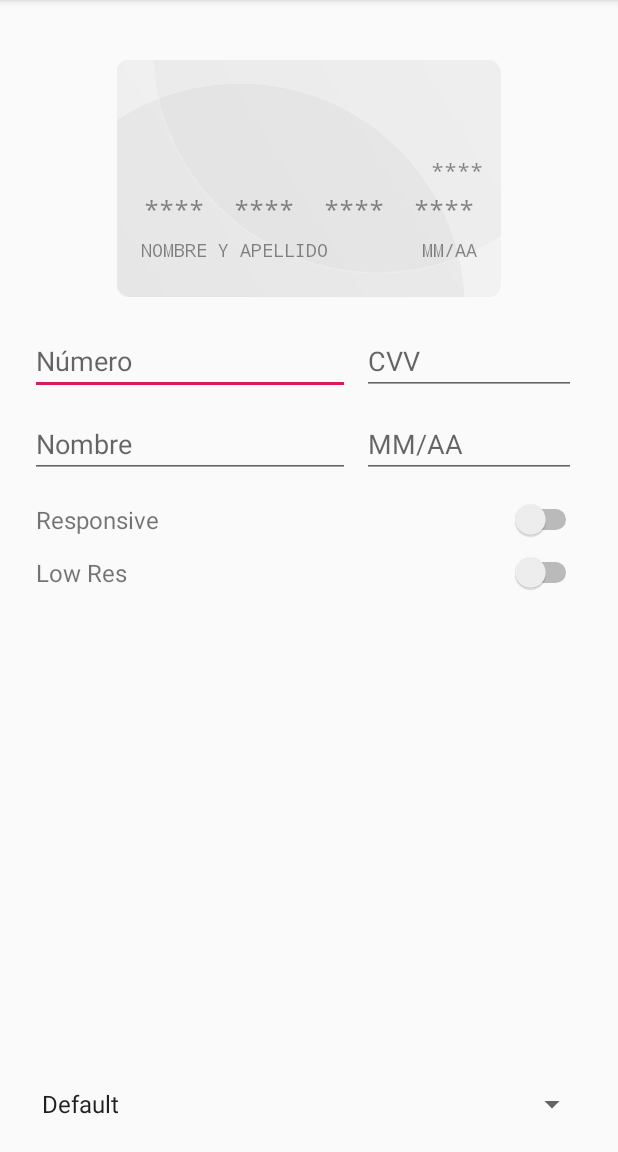
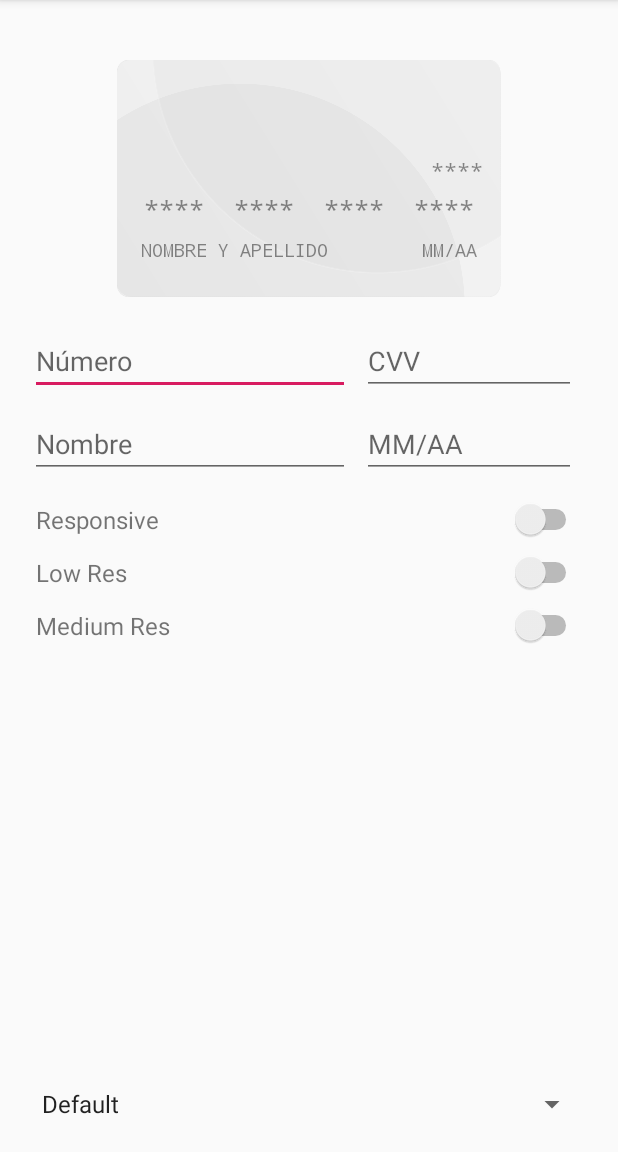
Before and after one commit to mercadolibre/meli-card-drawer-android, an Android app: the screen it shows after launch (MainActivity), on a phone screen of 412 x 824 dp, the part 84-1236 px from its top. Run offline under Robolectric (Android 15) with nearby library versions, the phone set to English and light mode, and no system bars; 6 statements that could not run were skipped.

Commit message:
Card Drawer Medium (#11)
* card medium

* margins

* back aspect

* overlay fix

* delete update from card medium

* coments

* complementary_card_logo

* atributo

```diff
--- a/app/src/main/java/com/meli/android/carddrawer/app/MainActivity.java
+++ b/app/src/main/java/com/meli/android/carddrawer/app/MainActivity.java
@@ -28,6 +28,7 @@ public class MainActivity extends AppCompatActivity {
     private CardComposite card;
     private CardDrawerView cardDrawerView;
     private CardDrawerView cardDrawerViewLowRes;
+    private CardDrawerView cardDrawerViewMedium;
 
     @Override
     protected void onCreate(final Bundle savedInstanceState) {
@@ -36,9 +37,11 @@ public class MainActivity extends AppCompatActivity {
 
         cardDrawerView = findViewById(R.id.card_header_container);
         cardDrawerViewLowRes = findViewById(R.id.card_header_lowres_container);
+        cardDrawerViewMedium = findViewById(R.id.card_header_medium_container);
         card = new CardComposite();
         card.addCard(cardDrawerView.getCard());
         card.addCard(cardDrawerViewLowRes.getCard());
+        card.addCard(cardDrawerViewMedium.getCard());
         ((Switch) findViewById(R.id.card_header_switch_responsive)).setOnCheckedChangeListener(
             new CompoundButton.OnCheckedChangeListener() {
                 @Override
@@ -47,6 +50,7 @@ public class MainActivity extends AppCompatActivity {
                         CardDrawerView.Behaviour.RESPONSIVE : CardDrawerView.Behaviour.REGULAR;
                     cardDrawerView.setBehaviour(behaviour);
                     cardDrawerViewLowRes.setBehaviour(behaviour);
+                    cardDrawerViewMedium.setBehaviour(behaviour);
                 }
             });
         ((Switch) findViewById(R.id.card_header_lowres_switch)).setOnCheckedChangeListener(
@@ -57,6 +61,15 @@ public class MainActivity extends AppCompatActivity {
                     cardDrawerView.setVisibility(isChecked ? View.GONE : View.VISIBLE);
                 }
             });
+        ((Switch) findViewById(R.id.card_header_medium_switch)).setOnCheckedChangeListener(
+                new CompoundButton.OnCheckedChangeListener() {
+                    @Override
+                    public void onCheckedChanged(final CompoundButton buttonView, final boolean isChecked) {
+                        cardDrawerViewMedium.setVisibility(isChecked ? View.VISIBLE : View.GONE);
+                        cardDrawerView.setVisibility(isChecked ? View.GONE : View.VISIBLE);
+                    }
+                });
+
         initCardConfigurationOptions();
         initCardNumber();
         initCardName();
@@ -72,6 +85,7 @@ public class MainActivity extends AppCompatActivity {
             public void beforeTextChanged(CharSequence charSequence, int i, int i1, int i2) {
                 cardDrawerView.showSecurityCode();
                 cardDrawerViewLowRes.showSecurityCode();
+                cardDrawerViewMedium.showSecurityCode();
             }
 
             @Override
@@ -84,6 +98,7 @@ public class MainActivity extends AppCompatActivity {
                 if (editable.toString().isEmpty()) {
                     cardDrawerView.show();
                     cardDrawerViewLowRes.show();
+                    cardDrawerViewMedium.show();
                 }
             }
         });
@@ -135,6 +150,7 @@ public class MainActivity extends AppCompatActivity {
             public void onClick(View v) {
                 cardDrawerView.show();
                 cardDrawerViewLowRes.show();
+                cardDrawerViewMedium.show();
             }
         });
     }
@@ -164,6 +180,7 @@ public class MainActivity extends AppCompatActivity {
             public void onClick(View v) {
                 cardDrawerView.show();
                 cardDrawerViewLowRes.show();
+                cardDrawerViewMedium.show();
             }
         });
     }
@@ -203,6 +220,7 @@ public class MainActivity extends AppCompatActivity {
                 CardConfigurationOption selection = cardOptions.get(position);
                 cardDrawerView.show(selection.getCardConfiguration());
                 cardDrawerViewLowRes.show(selection.getCardConfiguration());
+                cardDrawerViewMedium.show(selection.getCardConfiguration());
             }
 
             @Override
--- a/app/src/main/res/layout/card_drawer_app_activity_main.xml
+++ b/app/src/main/res/layout/card_drawer_app_activity_main.xml
@@ -30,6 +30,12 @@
                 android:layout_width="match_parent"
                 android:visibility="gone"
                 android:layout_height="wrap_content"/>
+
+            <com.meli.android.carddrawer.model.CardDrawerViewMedium
+                android:id="@+id/card_header_medium_container"
+                android:layout_width="match_parent"
+                android:layout_height="wrap_content"
+                android:visibility="gone"/>
 
             <LinearLayout
                 android:layout_width="match_parent"
@@ -124,6 +130,26 @@
 
             </FrameLayout>
 
+            <FrameLayout
+                android:layout_width="match_parent"
+                android:layout_height="wrap_content"
+                android:layout_margin="4dp">
+
+                <TextView
+                    android:layout_width="wrap_content"
+                    android:layout_height="wrap_content"
+                    android:layout_gravity="center_vertical"
+                    android:textSize="16dp"
+                    android:text="@string/card_drawer_app_medium_res"/>
+
+                <Switch
+                    android:id="@+id/card_header_medium_switch"
+                    android:layout_width="wrap_content"
+                    android:layout_height="wrap_content"
+                    android:layout_gravity="center_vertical|end"/>
+
+            </FrameLayout>
+
         </LinearLayout>
 
     </ScrollView>
--- a/app/src/main/res/values/strings.xml
+++ b/app/src/main/res/values/strings.xml
@@ -7,4 +7,5 @@
     <string name="card_drawer_app_card_sec_code_hint">CVV</string>
     <string name="card_drawer_app_responsive">Responsive</string>
     <string name="card_drawer_app_low_res">Low Res</string>
+    <string name="card_drawer_app_medium_res">Medium Res</string>
 </resources>
--- a/carddrawer/src/main/java/com/meli/android/carddrawer/model/CardDrawerView.java
+++ b/carddrawer/src/main/java/com/meli/android/carddrawer/model/CardDrawerView.java
@@ -6,6 +6,7 @@ import android.graphics.drawable.GradientDrawable;
 import android.os.Bundle;
 import android.os.Parcelable;
 import android.support.annotation.ColorInt;
+import android.support.annotation.DrawableRes;
 import android.support.annotation.IntDef;
 import android.support.annotation.LayoutRes;
 import android.support.annotation.NonNull;
@@ -38,25 +39,26 @@ public class CardDrawerView extends FrameLayout implements Observer {
 
     private static final int CORNER_RATIO = 32;
 
-    private CardAnimator cardAnimator;
+    protected CardAnimator cardAnimator;
 
-    private ImageSwitcher issuerLogoView;
-    private ImageSwitcher cardLogoView;
+    protected ImageSwitcher issuerLogoView;
+    protected ImageSwitcher cardLogoView;
 
     protected GradientTextView codeFront;
-    private TextView codeBack;
+    protected TextView codeBack;
     private View codeFrontRedCircle;
 
-    private GradientTextView cardName;
-    private GradientTextView cardNumber;
+    protected GradientTextView cardName;
+    protected GradientTextView cardNumber;
     private GradientTextView cardDate;
 
     protected CardUI source;
-    private Card card;
-    private View cardFrontLayout;
-    private View cardBackLayout;
-    private GradientDrawable cardFrontGradient;
-    private GradientDrawable cardBackGradient;
+    protected Card card;
+    protected View cardFrontLayout;
+    protected View cardBackLayout;
+    protected GradientDrawable cardFrontGradient;
+    protected GradientDrawable cardBackGradient;
+    private ImageView overlayImage;
 
     public CardDrawerView(@NonNull final Context context) {
         this(context, null);
@@ -79,7 +81,7 @@ public class CardDrawerView extends FrameLayout implements Observer {
     /**
      * Initialize this header
      */
-    private void init(@NonNull final Context context, @Nullable final AttributeSet attrs) {
+    protected void init(@NonNull final Context context, @Nullable final AttributeSet attrs) {
         // Init references
         inflate(context, getLayout(), this);
 
@@ -107,8 +109,9 @@ public class CardDrawerView extends FrameLayout implements Observer {
         fadeOut.setDuration(context.getResources().getInteger(R.integer.card_drawer_paint_animation_time));
 
         setupImageSwitcher(cardLogoView, fadeIn, fadeOut);
+        if (issuerLogoView != null) {
             setupImageSwitcher(issuerLogoView, fadeIn, fadeOut);
-
+        }
         setMonospaceFont();
         card = new Card();
         card.addObserver(this);
@@ -116,6 +119,7 @@ public class CardDrawerView extends FrameLayout implements Observer {
     }
 
     private void bindViews() {
+        overlayImage = findViewById(R.id.cho_card_overlay);
         issuerLogoView = findViewById(R.id.cho_card_issuer);
         cardLogoView = findViewById(R.id.cho_card_logo);
         codeFront = findViewById(R.id.cho_card_code_front);
@@ -133,7 +137,7 @@ public class CardDrawerView extends FrameLayout implements Observer {
     }
 
     @NonNull
-    private Animation getFadeInAnimation(@NonNull final Context context) {
+    protected Animation getFadeInAnimation(@NonNull final Context context) {
         // the logo image will have a fade effect when changing
         final Animation fadeIn = AnimationUtils.loadAnimation(context, android.R.anim.fade_in);
         fadeIn.setDuration(context.getResources().getInteger(R.integer.card_drawer_paint_animation_time));
@@ -150,7 +154,7 @@ public class CardDrawerView extends FrameLayout implements Observer {
         source = cardUI;
         hideSecCircle();
         updateCardInformation();
-        if (cardUI.getSecurityCodeLocation().equals(SecurityCodeLocation.FRONT)) {
+        if (cardUI.getSecurityCodeLocation().equals(SecurityCodeLocation.FRONT) && codeFront != null) {
             codeFront.setVisibility(View.VISIBLE);
         }
         update(source);
@@ -200,11 +204,21 @@ public class CardDrawerView extends FrameLayout implements Observer {
     }
 
     private void setMonospaceFont() {
+        if (cardNumber != null) {
             MonospaceTypefaceSetter.setRobotoMono(getContext(), cardNumber);
+        }
+        if (cardName != null) {
             MonospaceTypefaceSetter.setRobotoMono(getContext(), cardName);
+        }
+        if (cardDate != null) {
             MonospaceTypefaceSetter.setRobotoMono(getContext(), cardDate);
+        }
+        if (codeFront != null) {
             MonospaceTypefaceSetter.setRobotoMono(getContext(), codeFront);
+        }
+        if (codeBack != null) {
             MonospaceTypefaceSetter.setRobotoMono(getContext(), codeBack);
+        }
     }
 
     /**
@@ -221,8 +235,10 @@ public class CardDrawerView extends FrameLayout implements Observer {
         if (animate) {
             cardNumber.startAnimation(getFadeInAnimation(getContext()));
             cardName.startAnimation(getFadeInAnimation(getContext()));
+            if (cardDate != null) {
                 cardDate.startAnimation(getFadeInAnimation(getContext()));
-            if (source.getSecurityCodeLocation().equals(SecurityCodeLocation.FRONT)) {
+            }
+            if (source.getSecurityCodeLocation().equals(SecurityCodeLocation.FRONT) && codeFront != null) {
                 codeFront.startAnimation(getFadeInAnimation(getContext()));
             }
         }
@@ -260,7 +276,7 @@ public class CardDrawerView extends FrameLayout implements Observer {
         codeFront.init(fontType, getSecCodePlaceHolder(), fontColor);
     }
 
-    private String getCardNumberPlaceHolder() {
+    protected String getCardNumberPlaceHolder() {
         final NumberFormatter cardNumberTextProcessor = new NumberFormatter(source.getCardNumberPattern());
         return cardNumberTextProcessor.formatEmptyText();
     }
@@ -272,34 +288,52 @@ public class CardDrawerView extends FrameLayout implements Observer {
 
     @VisibleForTesting
     protected void updateCardInformation() {
+        updateNumber();
+        updateName();
+        updateDate();
+        updateSecCode();
+    }
+
+    protected void updateNumber() {
         NumberFormatter cardNumberTextProcessor = new NumberFormatter(source.getCardNumberPattern());
         String number = cardNumberTextProcessor.formatEmptyText();
         if (card.getNumber() != null && !card.getNumber().isEmpty()) {
             cardNumberTextProcessor = new NumberFormatter(source.getCardNumberPattern());
             number = cardNumberTextProcessor.formatTextForVisualFeedback(card.getNumber());
         }
+        cardNumber.setText(number);
+    }
 
+    protected void updateName() {
         String name = source.getNamePlaceHolder();
         if (card.getName() != null && !card.getName().isEmpty()) {
             name = card.getName();
         }
+        cardName.setText(name);
+    }
 
+    protected void updateDate() {
         String date = source.getExpirationPlaceHolder();
         if (card.getExpiration() != null && !card.getExpiration().isEmpty()) {
             date = card.getExpiration();
         }
+        cardDate.setText(date);
+    }
 
+    protected void updateSecCode() {
         final NumberFormatter secCodeFormatter = new NumberFormatter(source.getSecurityCodePattern());
         String secCode = secCodeFormatter.formatEmptyText();
         if (card.getSecCode() != null && !card.getSecCode().isEmpty()) {
             secCode = secCodeFormatter.formatTextForVisualFeedback(card.getSecCode());
         }
 
-        cardNumber.setText(number);
-        cardName.setText(name);
-        cardDate.setText(date);
+        if (codeFront != null) {
             codeFront.setText(secCode);
+        }
+
+        if (codeBack != null) {
             codeBack.setText(secCode);
+        }
     }
 
     /**
@@ -318,6 +352,14 @@ public class CardDrawerView extends FrameLayout implements Observer {
         codeFrontRedCircle.setVisibility(INVISIBLE);
         if (source.getSecurityCodeLocation().equals(SecurityCodeLocation.BACK)) {
             codeFront.setVisibility(View.GONE);
+        }
+    }
+
+    public void setOverlayImage(@Nullable @DrawableRes Integer image) {
+        if (image != null) {
+            overlayImage.setImageResource(image);
+        } else {
+            overlayImage.setVisibility(View.GONE);
         }
     }
 
--- /dev/null
+++ b/carddrawer/src/main/java/com/meli/android/carddrawer/model/CardDrawerViewMedium.java
@@ -0,0 +1,124 @@
+package com.meli.android.carddrawer.model;
+
+import android.content.Context;
+import android.support.annotation.ColorInt;
+import android.support.annotation.DrawableRes;
+import android.support.annotation.LayoutRes;
+import android.support.annotation.NonNull;
+import android.support.annotation.Nullable;
+import android.support.annotation.VisibleForTesting;
+
+import android.util.AttributeSet;
+import android.view.View;
+import android.view.ViewGroup;
+import android.widget.ImageView;
+
+import com.meli.android.carddrawer.R;
+import com.meli.android.carddrawer.configuration.FieldPosition;
+import com.meli.android.carddrawer.configuration.FontType;
+import com.meli.android.carddrawer.configuration.SecurityCodeLocation;
+
+public class CardDrawerViewMedium extends CardDrawerView {
+
+    private ImageView arrow;
+    private ImageView complementaryCardLogo;
+
+    public CardDrawerViewMedium(@NonNull final Context context) {
+        this(context, null);
+    }
+
+    public CardDrawerViewMedium(@NonNull final Context context,
+                                @Nullable final AttributeSet attrs) {
+        this(context, attrs, 0);
+    }
+
+    public CardDrawerViewMedium(@NonNull final Context context,
+                                @Nullable final AttributeSet attrs, final int defStyleAttr) {
+        super(context, attrs, defStyleAttr);
+    }
+
+    @Override
+    protected void init(@NonNull final Context context, @Nullable final AttributeSet attrs) {
+        super.init(context, attrs);
+        arrow = findViewById(R.id.cho_card_arrow);
+        complementaryCardLogo = findViewById(R.id.cho_card_complementary_card_logo);
+    }
+
+    @Override
+    @LayoutRes
+    protected int getLayout() {
+        return R.layout.card_drawer_layout_medium;
+    }
+
+    @Override
+    public void setBehaviour(@Behaviour final int behaviour) {
+        final LayoutParams frontParams = (LayoutParams) cardFrontLayout.getLayoutParams();
+        final LayoutParams backParams = (LayoutParams) cardBackLayout.getLayoutParams();
+
+        if (behaviour == Behaviour.RESPONSIVE) {
+            frontParams.width = ViewGroup.LayoutParams.MATCH_PARENT;
+            backParams.width = ViewGroup.LayoutParams.MATCH_PARENT;
+        } else {
+            final int width = cardFrontLayout.getResources().getDimensionPixelSize(R.dimen.card_drawer_card_width);
+            frontParams.width = width;
+            backParams.width = width;
+        }
+
+        cardFrontLayout.setLayoutParams(frontParams);
+        cardBackLayout.setLayoutParams(backParams);
+    }
+
+    public void setComplementaryCardLogo(@DrawableRes final int image) {
+        complementaryCardLogo.setBackgroundResource(image);
+        complementaryCardLogo.setVisibility(View.VISIBLE);
+    }
+
+    public void setArrowEnabled(final boolean enabled) {
+        if (enabled) {
+            arrow.setVisibility(View.VISIBLE);
+        } else {
+            arrow.setVisibility(View.GONE);
+        }
+    }
+
+    @VisibleForTesting
+    @Override
+    protected void updateCardInformation() {
+        updateNumber();
+        updateName();
+        updateSecCode();
+    }
+
+    @Override
+    public void setCardTextColor(@NonNull @FontType final String fontType, @ColorInt final int fontColor) {
+        cardNumber.init(fontType, getCardNumberPlaceHolder(), fontColor);
+        cardName.init(fontType, source.getNamePlaceHolder(), fontColor);
+        arrow.setColorFilter(fontColor);
+        complementaryCardLogo.setColorFilter(fontColor);
+    }
+
+    @Override
+    public void showSecurityCode() {
+        if (source.getSecurityCodeLocation().equals(SecurityCodeLocation.BACK)) {
+            final int securityCodeFieldPosition = FieldPosition.POSITION_BACK;
+            cardAnimator.switchView(securityCodeFieldPosition);
+            showSecCircle();
+        }
+    }
+
+    @Override
+    public void showSecurityCode(@NonNull final CardUI cardUI) {
+        source = cardUI;
+        if (source.getSecurityCodeLocation().equals(SecurityCodeLocation.BACK)) {
+            final int securityCodeFieldPosition = FieldPosition.POSITION_BACK;
+            cardAnimator.switchViewWithoutAnimation(securityCodeFieldPosition);
+            update(source);
+            showSecCircle();
+        }
+    }
+
+    @Override
+    public void hideSecCircle() {
+        //nothing to do here
+    }
+}
--- a/carddrawer/src/main/res/layout/card_drawer_front_background.xml
+++ b/carddrawer/src/main/res/layout/card_drawer_front_background.xml
@@ -29,6 +29,7 @@
         android:src="@drawable/card_drawer_gradient" />
 
     <ImageView
+        android:id="@+id/cho_card_overlay"
         android:layout_width="match_parent"
         android:layout_height="match_parent"
         android:scaleType="fitXY"
```
Also changed, not shown: carddrawer/src/main/res/layout/card_drawer_back_medium.xml (added, +86 -0 lines), carddrawer/src/main/res/layout/card_drawer_front_medium.xml (added, +103 -0 lines), carddrawer/src/main/res/layout/card_drawer_layout_medium.xml (added, +21 -0 lines), carddrawer/src/main/res/drawable-hdpi/card_drawer_arrow.png (added), carddrawer/src/main/res/drawable-mdpi/card_drawer_arrow.png (added), carddrawer/src/main/res/drawable-xhdpi/card_drawer_arrow.png (added), carddrawer/src/main/res/drawable-xxhdpi/card_drawer_arrow.png (added), carddrawer/src/main/res/drawable-xxxhdpi/card_drawer_arrow.png (added), 1 other file. Lines whose indentation alone changed are shown as unchanged.
